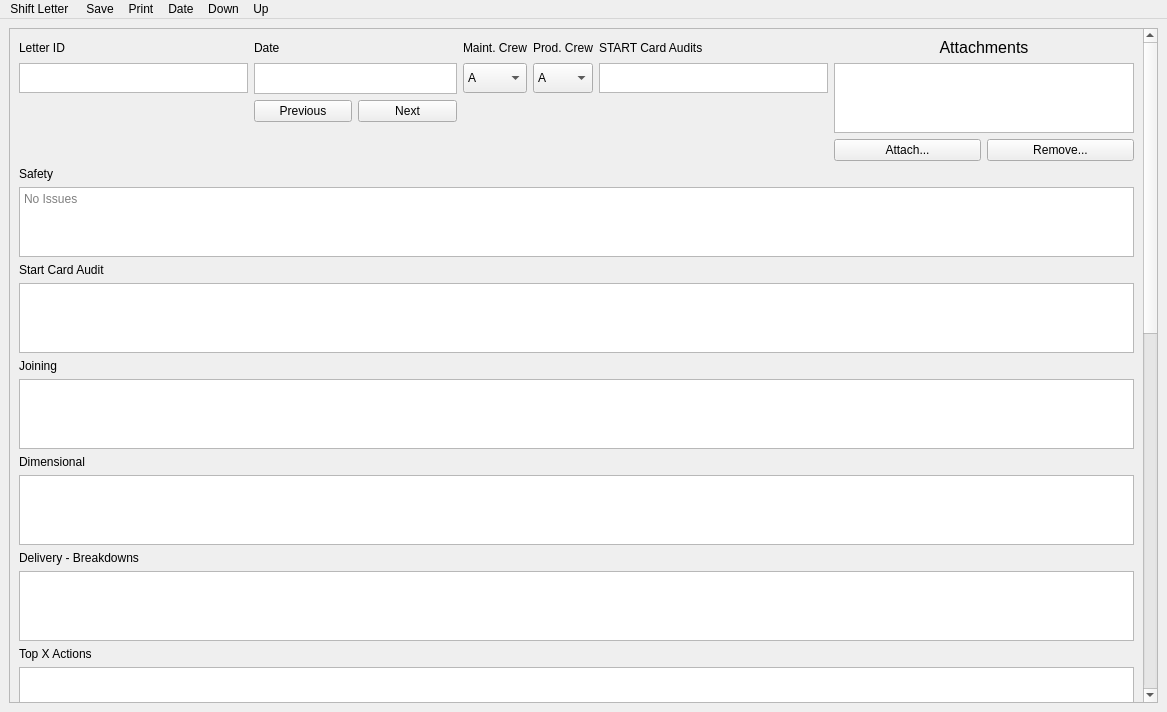
Before: the Qt Designer form Python Night Letter/TestMain.ui in jkotter1/python-shift-letter, drawn with Qt 5.
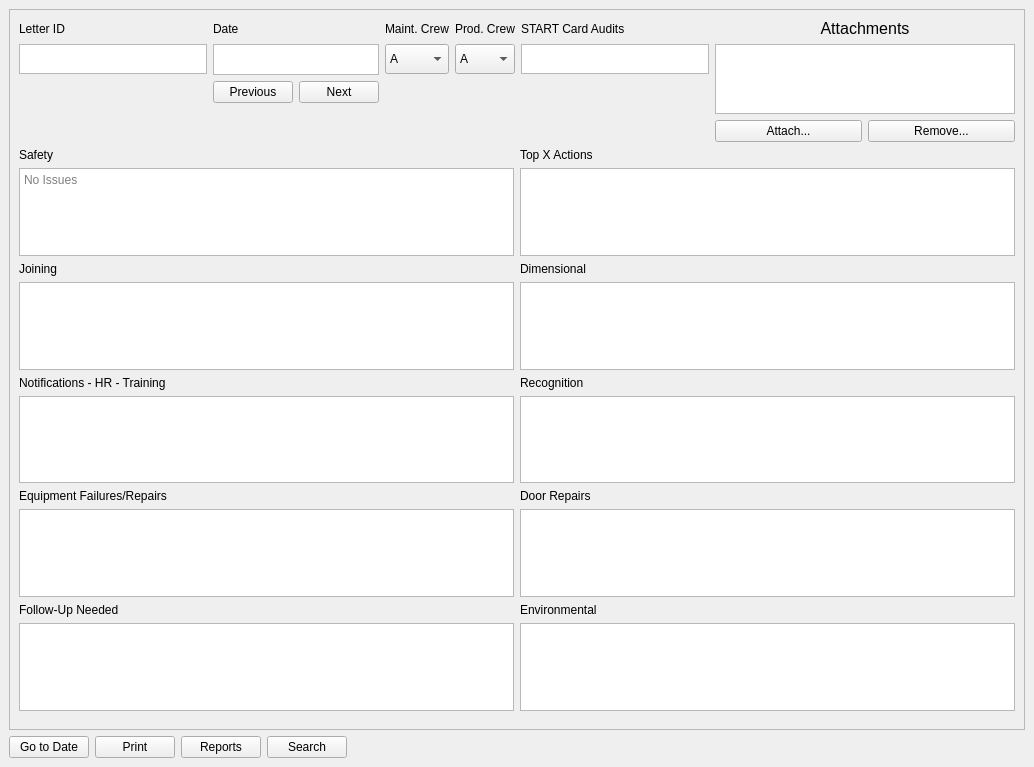
After: the same form once the commit is applied.

Commit message:
Modified Text Field Layout
Removed unused fields and changed the layout of the text fields to two columns to reduce scrolling. This required modification of the function that finds all the fields that need to be modified for saving/loading/etc. Currently the allWidgets function looks in 4 hard-coded layouts for widgets to list. At some point, it would be nice to have it search the whole window programmatically, instead of just the hard-coded areas.

The edit to the form file:
```diff
--- a/Python Night Letter/TestMain.ui
+++ b/Python Night Letter/TestMain.ui
@@ -6,10 +6,16 @@
    <rect>
     <x>0</x>
     <y>0</y>
-    <width>1167</width>
-    <height>712</height>
+    <width>1034</width>
+    <height>767</height>
    </rect>
   </property>
+  <property name="sizePolicy">
+   <sizepolicy hsizetype="Expanding" vsizetype="Expanding">
+    <horstretch>0</horstretch>
+    <verstretch>0</verstretch>
+   </sizepolicy>
+  </property>
   <property name="windowTitle">
    <string>Night Letter</string>
   </property>
@@ -17,10 +23,14 @@
    <string notr="true"/>
   </property>
   <widget class="QWidget" name="centralwidget">
-   <layout class="QHBoxLayout" name="horizontalLayout">
-    <item>
-     <layout class="QVBoxLayout" name="verticalLayout">
-      <item>
+   <property name="sizePolicy">
+    <sizepolicy hsizetype="Expanding" vsizetype="Expanding">
+     <horstretch>0</horstretch>
+     <verstretch>0</verstretch>
+    </sizepolicy>
+   </property>
+   <layout class="QGridLayout" name="gridLayout_3">
+    <item row="0" column="0">
        <widget class="QScrollArea" name="scrollArea">
         <property name="styleSheet">
          <string notr="true"/>
@@ -28,62 +38,50 @@
         <property name="widgetResizable">
          <bool>true</bool>
         </property>
-        <widget class="QWidget" name="scrollAreaWidgetContents_2">
+      <widget class="QWidget" name="scrollAreaWidgetContents">
          <property name="geometry">
           <rect>
            <x>0</x>
            <y>0</y>
-           <width>1271</width>
-           <height>2024</height>
-          </rect>
-         </property>
+         <width>1128</width>
+         <height>876</height>
+        </rect>
+       </property>
+       <property name="sizePolicy">
+        <sizepolicy hsizetype="Expanding" vsizetype="Expanding">
+         <horstretch>0</horstretch>
+         <verstretch>0</verstretch>
+        </sizepolicy>
+       </property>
          <layout class="QGridLayout" name="gridLayout_4">
+        <property name="sizeConstraint">
+         <enum>QLayout::SetNoConstraint</enum>
+        </property>
           <item row="0" column="0">
-           <layout class="QHBoxLayout" name="horizontalLayout_2">
+         <layout class="QHBoxLayout" name="HorizLayoutContainer">
+          <property name="sizeConstraint">
+           <enum>QLayout::SetNoConstraint</enum>
+          </property>
             <item>
-             <layout class="QVBoxLayout" name="verticalLayout_3">
+           <layout class="QVBoxLayout" name="VertLayoutContainer">
+            <property name="sizeConstraint">
+             <enum>QLayout::SetNoConstraint</enum>
+            </property>
               <property name="bottomMargin">
                <number>9</number>
               </property>
               <item>
-               <layout class="QGridLayout" name="WidgetGridLayout">
-                <item row="19" column="0" colspan="8">
-                 <widget class="QTextEdit" name="Breakdowns"/>
-                </item>
-                <item row="32" column="0" colspan="2">
-                 <widget class="QLabel" name="EquipRepairsLabel">
-                  <property name="text">
-                   <string>Equipment Repairs</string>
-                  </property>
-                 </widget>
-                </item>
-                <item row="12" column="0">
-                 <widget class="QLabel" name="STARTCardAuditLabel">
+             <layout class="QGridLayout" name="WidgetLayout1">
+              <property name="sizeConstraint">
+               <enum>QLayout::SetNoConstraint</enum>
+              </property>
+              <item row="5" column="1">
+               <widget class="QPushButton" name="PrevRecordPB">
                   <property name="text">
-                   <string>Start Card Audit</string>
+                 <string>Previous</string>
                   </property>
                  </widget>
                 </item>
-                <item row="36" column="0" colspan="2">
-                 <widget class="QLabel" name="EnvironmentalLabel">
-                  <property name="text">
-                   <string>Environmental</string>
-                  </property>
-                 </widget>
-                </item>
-                <item row="21" column="0" colspan="8">
-                 <widget class="QTextEdit" name="TopXActions"/>
-                </item>
-                <item row="24" column="0" colspan="2">
-                 <widget class="QLabel" name="RecognitionLabel">
-                  <property name="text">
-                   <string>Recognition</string>
-                  </property>
-                 </widget>
-                </item>
-                <item row="35" column="0" colspan="8">
-                 <widget class="QTextEdit" name="FollowUp"/>
-                </item>
                 <item row="5" column="2">
                  <widget class="QPushButton" name="NextRecordPB">
                   <property name="text">
@@ -91,32 +89,69 @@
                   </property>
                  </widget>
                 </item>
-                <item row="27" column="0" colspan="8">
-                 <widget class="QTextEdit" name="Training"/>
-                </item>
-                <item row="14" column="0">
-                 <widget class="QLabel" name="JoiningLabel">
+              <item row="2" column="0">
+               <widget class="QLabel" name="LetterIDLabel">
+                <property name="maximumSize">
+                 <size>
+                  <width>120</width>
+                  <height>16777215</height>
+                 </size>
+                </property>
                   <property name="text">
-                   <string>Joining</string>
+                 <string>Letter ID</string>
                   </property>
                  </widget>
                 </item>
-                <item row="30" column="0" colspan="2">
-                 <widget class="QLabel" name="DoorRepairsLabel">
-                  <property name="text">
-                   <string>Door Repairs</string>
-                  </property>
-                 </widget>
-                </item>
-                <item row="22" column="0" colspan="2">
-                 <widget class="QLabel" name="ManningMaterialsLabel">
+              <item row="4" column="0">
+               <widget class="QTextEdit" name="LetterID">
+                <property name="maximumSize">
+                 <size>
+                  <width>16777215</width>
+                  <height>30</height>
+                 </size>
+                </property>
+                <property name="mouseTracking">
+                 <bool>false</bool>
+                </property>
+                <property name="tabChangesFocus">
+                 <bool>true</bool>
+                </property>
+                <property name="textInteractionFlags">
+                 <set>Qt::NoTextInteraction</set>
+                </property>
+               </widget>
+              </item>
+              <item row="7" column="7">
+               <widget class="QPushButton" name="RemoveAttachmentPB">
+                <property name="sizePolicy">
+                 <sizepolicy hsizetype="Expanding" vsizetype="Fixed">
+                  <horstretch>0</horstretch>
+                  <verstretch>0</verstretch>
+                 </sizepolicy>
+                </property>
                   <property name="text">
-                   <string>Manning/Materials</string>
+                 <string>Remove...</string>
                   </property>
                  </widget>
                 </item>
-                <item row="23" column="0" colspan="8">
-                 <widget class="QTextEdit" name="ManningMaterials"/>
+              <item row="2" column="6" colspan="2">
+               <widget class="QLabel" name="AttachmentsLabel">
+                <property name="sizePolicy">
+                 <sizepolicy hsizetype="Fixed" vsizetype="Preferred">
+                  <horstretch>0</horstretch>
+                  <verstretch>0</verstretch>
+                 </sizepolicy>
+                </property>
+                <property name="maximumSize">
+                 <size>
+                  <width>1000</width>
+                  <height>16777215</height>
+                 </size>
+                </property>
+                <property name="text">
+                 <string>&lt;html&gt;&lt;head/&gt;&lt;body&gt;&lt;p align=&quot;center&quot;&gt;&lt;span style=&quot; font-size:12pt;&quot;&gt;Attachments&lt;/span&gt;&lt;/p&gt;&lt;/body&gt;&lt;/html&gt;</string>
+                </property>
+               </widget>
                 </item>
                 <item row="2" column="4">
                  <widget class="QLabel" name="ProdShiftLabel">
@@ -131,9 +166,6 @@
                   </property>
                  </widget>
                 </item>
-                <item row="29" column="0" colspan="8">
-                 <widget class="QTextEdit" name="EquipFailures"/>
-                </item>
                 <item row="2" column="3">
                  <widget class="QLabel" name="MaintCrewLabel">
                   <property name="maximumSize">
@@ -147,30 +179,6 @@
                   </property>
                  </widget>
                 </item>
-                <item row="26" column="0" colspan="2">
-                 <widget class="QLabel" name="TrainingLabel">
-                  <property name="text">
-                   <string>Notifications - HR - Training</string>
-                  </property>
-                 </widget>
-                </item>
-                <item row="5" column="1">
-                 <widget class="QPushButton" name="PrevRecordPB">
-                  <property name="text">
-                   <string>Previous</string>
-                  </property>
-                 </widget>
-                </item>
-                <item row="4" column="5">
-                 <widget class="QTextEdit" name="STARTAuditCount">
-                  <property name="maximumSize">
-                   <size>
-                    <width>16777215</width>
-                    <height>30</height>
-                   </size>
-                  </property>
-                 </widget>
-                </item>
                 <item row="2" column="5">
                  <widget class="QLabel" name="STARTAuditCountLabel">
                   <property name="maximumSize">
@@ -184,23 +192,13 @@
                   </property>
                  </widget>
                 </item>
-                <item row="28" column="0" colspan="2">
-                 <widget class="QLabel" name="EquipFailuresLabel">
-                  <property name="text">
-                   <string>Equipment Failures</string>
-                  </property>
-                 </widget>
-                </item>
-                <item row="37" column="0" colspan="8">
-                 <widget class="QTextEdit" name="Environmental"/>
-                </item>
-                <item row="33" column="0" colspan="8">
-                 <widget class="QTextEdit" name="EquipRepairs"/>
-                </item>
-                <item row="2" column="1" colspan="2">
-                 <widget class="QLabel" name="DateLabel">
-                  <property name="text">
-                   <string>Date</string>
+              <item row="4" column="5">
+               <widget class="QTextEdit" name="STARTAuditCount">
+                <property name="maximumSize">
+                 <size>
+                  <width>16777215</width>
+                  <height>30</height>
+                 </size>
                   </property>
                  </widget>
                 </item>
@@ -213,10 +211,37 @@
                    </size>
                   </property>
                   <property name="textInteractionFlags">
-                   <set>Qt::TextSelectableByKeyboard|Qt::TextSelectableByMouse</set>
+                 <set>Qt::TextEditorInteraction</set>
                   </property>
                  </widget>
                 </item>
+              <item row="2" column="1" colspan="2">
+               <widget class="QLabel" name="DateLabel">
+                <property name="text">
+                 <string>Date</string>
+                </property>
+               </widget>
+              </item>
+              <item row="4" column="4">
+               <widget class="QComboBox" name="ProdShift">
+                <property name="maximumSize">
+                 <size>
+                  <width>16777215</width>
+                  <height>30</height>
+                 </size>
+                </property>
+                <item>
+                 <property name="text">
+                  <string>A</string>
+                 </property>
+                </item>
+                <item>
+                 <property name="text">
+                  <string>B</string>
+                 </property>
+                </item>
+               </widget>
+              </item>
                 <item row="4" column="3">
                  <widget class="QComboBox" name="MaintCrew">
                   <property name="maximumSize">
@@ -247,33 +272,6 @@
                   </item>
                  </widget>
                 </item>
-                <item row="4" column="4">
-                 <widget class="QComboBox" name="ProdShift">
-                  <property name="maximumSize">
-                   <size>
-                    <width>16777215</width>
-                    <height>30</height>
-                   </size>
-                  </property>
-                  <item>
-                   <property name="text">
-                    <string>A</string>
-                   </property>
-                  </item>
-                  <item>
-                   <property name="text">
-                    <string>B</string>
-                   </property>
-                  </item>
-                 </widget>
-                </item>
-                <item row="16" column="0" colspan="2">
-                 <widget class="QLabel" name="DimensionalLabel">
-                  <property name="text">
-                   <string>Dimensional</string>
-                  </property>
-                 </widget>
-                </item>
                 <item row="4" column="6" rowspan="3" colspan="2">
                  <widget class="QTextBrowser" name="Attachments">
                   <property name="minimumSize">
@@ -284,132 +282,137 @@
                   </property>
                  </widget>
                 </item>
-                <item row="2" column="6" colspan="2">
-                 <widget class="QLabel" name="AttachmentsLabel">
-                  <property name="maximumSize">
-                   <size>
-                    <width>1000</width>
-                    <height>16777215</height>
-                   </size>
+              <item row="7" column="6">
+               <widget class="QPushButton" name="AttachmentPB">
+                <property name="sizePolicy">
+                 <sizepolicy hsizetype="Expanding" vsizetype="Fixed">
+                  <horstretch>0</horstretch>
+                  <verstretch>0</verstretch>
+                 </sizepolicy>
                   </property>
                   <property name="text">
-                   <string>&lt;html&gt;&lt;head/&gt;&lt;body&gt;&lt;p align=&quot;center&quot;&gt;&lt;span style=&quot; font-size:12pt;&quot;&gt;Attachments&lt;/span&gt;&lt;/p&gt;&lt;/body&gt;&lt;/html&gt;</string>
+                 <string>Attach...</string>
                   </property>
                  </widget>
                 </item>
-                <item row="18" column="0" colspan="2">
-                 <widget class="QLabel" name="BreakdownsLabel">
+             </layout>
+            </item>
+            <item>
+             <layout class="QHBoxLayout" name="TextEntryArea">
+              <item>
+               <layout class="QVBoxLayout" name="WidgetLayout2">
+                <item>
+                 <widget class="QLabel" name="SafetyLabel">
                   <property name="text">
-                   <string>Delivery - Breakdowns</string>
+                   <string>Safety</string>
                   </property>
                  </widget>
                 </item>
-                <item row="11" column="0" colspan="8">
+                <item>
                  <widget class="QTextEdit" name="Safety">
-                  <property name="maximumSize">
-                   <size>
-                    <width>16777215</width>
-                    <height>1002</height>
-                   </size>
-                  </property>
-                  <property name="toolTip">
-                   <string>Safety Related Incidents and Notifications</string>
-                  </property>
                   <property name="sizeAdjustPolicy">
-                   <enum>QAbstractScrollArea::AdjustToContents</enum>
-                  </property>
-                  <property name="tabChangesFocus">
-                   <bool>true</bool>
-                  </property>
-                  <property name="textInteractionFlags">
-                   <set>Qt::LinksAccessibleByKeyboard|Qt::LinksAccessibleByMouse|Qt::TextBrowserInteraction|Qt::TextEditable|Qt::TextEditorInteraction|Qt::TextSelectableByKeyboard|Qt::TextSelectableByMouse</set>
+                   <enum>QAbstractScrollArea::AdjustIgnored</enum>
                   </property>
                   <property name="placeholderText">
                    <string>No Issues</string>
                   </property>
                  </widget>
                 </item>
-                <item row="2" column="0">
-                 <widget class="QLabel" name="LetterIDLabel">
-                  <property name="maximumSize">
-                   <size>
-                    <width>120</width>
-                    <height>16777215</height>
-                   </size>
-                  </property>
+                <item>
+                 <widget class="QLabel" name="JoiningLabel">
                   <property name="text">
-                   <string>Letter ID</string>
+                   <string>Joining</string>
                   </property>
                  </widget>
                 </item>
-                <item row="15" column="0" colspan="8">
+                <item>
                  <widget class="QTextEdit" name="Joining"/>
                 </item>
-                <item row="17" column="0" colspan="8">
-                 <widget class="QTextEdit" name="Dimensional"/>
+                <item>
+                 <widget class="QLabel" name="TrainingLabel">
+                  <property name="text">
+                   <string>Notifications - HR - Training</string>
+                  </property>
+                 </widget>
                 </item>
-                <item row="25" column="0" colspan="8">
-                 <widget class="QTextEdit" name="Recognition"/>
+                <item>
+                 <widget class="QTextEdit" name="Training"/>
                 </item>
-                <item row="4" column="0">
-                 <widget class="QTextEdit" name="LetterID">
-                  <property name="maximumSize">
-                   <size>
-                    <width>16777215</width>
-                    <height>30</height>
-                   </size>
+                <item>
+                 <widget class="QLabel" name="EquipRepairsLabel">
+                  <property name="text">
+                   <string>Equipment Failures/Repairs</string>
                   </property>
-                  <property name="mouseTracking">
-                   <bool>false</bool>
-                  </property>
-                  <property name="tabChangesFocus">
-                   <bool>true</bool>
-                  </property>
-                  <property name="textInteractionFlags">
-                   <set>Qt::NoTextInteraction</set>
-                  </property>
                  </widget>
                 </item>
-                <item row="34" column="0" colspan="2">
+                <item>
+                 <widget class="QTextEdit" name="EquipRepairs"/>
+                </item>
+                <item>
                  <widget class="QLabel" name="FollowUpLabel">
                   <property name="text">
                    <string>Follow-Up Needed</string>
                   </property>
                  </widget>
                 </item>
-                <item row="20" column="0" colspan="2">
+                <item>
+                 <widget class="QTextEdit" name="FollowUp"/>
+                </item>
+               </layout>
+              </item>
+              <item>
+               <layout class="QVBoxLayout" name="WidgetLayout3">
+                <item>
                  <widget class="QLabel" name="TopXActionsLabel">
                   <property name="text">
                    <string>Top X Actions</string>
                   </property>
                  </widget>
                 </item>
-                <item row="13" column="0" colspan="8">
-                 <widget class="QTextEdit" name="STARTCardAudit"/>
+                <item>
+                 <widget class="QTextEdit" name="TopXActions"/>
                 </item>
-                <item row="31" column="0" colspan="8">
+                <item>
+                 <widget class="QLabel" name="DimensionalLabel">
+                  <property name="text">
+                   <string>Dimensional</string>
+                  </property>
+                 </widget>
+                </item>
+                <item>
+                 <widget class="QTextEdit" name="Dimensional"/>
+                </item>
+                <item>
+                 <widget class="QLabel" name="RecognitionLabel">
+                  <property name="text">
+                   <string>Recognition</string>
+                  </property>
+                 </widget>
+                </item>
+                <item>
+                 <widget class="QTextEdit" name="Recognition"/>
+                </item>
+                <item>
+                 <widget class="QLabel" name="DoorRepairsLabel">
+                  <property name="text">
+                   <string>Door Repairs</string>
+                  </property>
+                 </widget>
+                </item>
+                <item>
                  <widget class="QTextEdit" name="DoorRepairs"/>
                 </item>
-                <item row="7" column="6">
-                 <widget class="QPushButton" name="AttachmentPB">
+                <item>
+                 <widget class="QLabel" name="EnvironmentalLabel">
                   <property name="text">
-                   <string>Attach...</string>
+                   <string>Environmental</string>
                   </property>
                  </widget>
                 </item>
-                <item row="7" column="7">
-                 <widget class="QPushButton" name="RemoveAttachmentPB">
-                  <property name="text">
-                   <string>Remove...</string>
-                  </property>
-                 </widget>
+                <item>
+                 <widget class="QTextEdit" name="Environmental"/>
                 </item>
-                <item row="10" column="0" colspan="8">
-                 <widget class="QLabel" name="SafetyLabel">
-                  <property name="text">
-                   <string>Safety</string>
-                  </property>
-                 </widget>
+               </layout>
                 </item>
                </layout>
               </item>
@@ -421,71 +424,79 @@
         </widget>
        </widget>
       </item>
-     </layout>
-    </item>
-   </layout>
-  </widget>
-  <widget class="QMenuBar" name="menubar">
-   <property name="geometry">
-    <rect>
-     <x>0</x>
-     <y>0</y>
-     <width>1167</width>
-     <height>37</height>
-    </rect>
-   </property>
-   <widget class="QMenu" name="menuNight_Letter">
-    <property name="title">
-     <string>Shift Letter </string>
-    </property>
-    <widget class="QMenu" name="menuOption_2">
-     <property name="title">
-      <string>Shutdown Form</string>
-     </property>
-     <addaction name="actionOption_A"/>
-     <addaction name="separator"/>
-     <addaction name="actionOption_B"/>
-    </widget>
-    <addaction name="separator"/>
-    <addaction name="menuOption_2"/>
-    <addaction name="separator"/>
-    <addaction name="actionOption_3"/>
-    <addaction name="separator"/>
-    <addaction name="actionStartup_Checklist"/>
-    <addaction name="actionRecognition"/>
-    <addaction name="actionStart_Card_Report"/>
-   </widget>
-   <widget class="QMenu" name="menuSave">
-    <property name="title">
-     <string>Save</string>
-    </property>
-   </widget>
-   <widget class="QMenu" name="menuPrint">
-    <property name="title">
+    <item row="1" column="0">
+     <layout class="QGridLayout" name="WidgetLayout4">
+      <property name="verticalSpacing">
+       <number>8</number>
+      </property>
+      <item row="0" column="0">
+       <widget class="QPushButton" name="GoToDate">
+        <property name="maximumSize">
+         <size>
+          <width>300</width>
+          <height>16777215</height>
+         </size>
+        </property>
+        <property name="text">
+         <string>Go to Date</string>
+        </property>
+       </widget>
+      </item>
+      <item row="0" column="2">
+       <widget class="QPushButton" name="ReportsButton">
+        <property name="maximumSize">
+         <size>
+          <width>300</width>
+          <height>16777215</height>
+         </size>
+        </property>
+        <property name="text">
+         <string>Reports</string>
+        </property>
+       </widget>
+      </item>
+      <item row="0" column="1">
+       <widget class="QPushButton" name="PrintButton">
+        <property name="maximumSize">
+         <size>
+          <width>300</width>
+          <height>16777215</height>
+         </size>
+        </property>
+        <property name="text">
      <string>Print</string>
     </property>
    </widget>
-   <widget class="QMenu" name="menuDate">
-    <property name="title">
-     <string>Date</string>
-    </property>
-   </widget>
-   <widget class="QMenu" name="menuDown">
-    <property name="title">
-     <string>Down</string>
-    </property>
-   </widget>
-   <widget class="QMenu" name="menuUp">
-    <property name="title">
-     <string>Up</string>
-    </property>
-   </widget>
-   <addaction name="menuNight_Letter"/>
-   <addaction name="menuSave"/>
-   <addaction name="menuPrint"/>
-   <addaction name="menuDate"/>
-   <addaction name="menuDown"/>
-   <addaction name="menuUp"/>
+      </item>
+      <item row="0" column="3">
+       <widget class="QPushButton" name="SearchButton">
+        <property name="maximumSize">
+         <size>
+          <width>300</width>
+          <height>16777215</height>
+         </size>
+        </property>
+        <property name="text">
+         <string>Search</string>
+        </property>
+       </widget>
+      </item>
+      <item row="0" column="4">
+       <spacer name="horizontalSpacer">
+        <property name="orientation">
+         <enum>Qt::Horizontal</enum>
+        </property>
+        <property name="sizeHint" stdset="0">
+         <size>
+          <width>40</width>
+          <height>20</height>
+         </size>
+        </property>
+       </spacer>
+      </item>
+     </layout>
+    </item>
+   </layout>
   </widget>
   <action name="actionOption_3">
    <property name="text">
@@ -517,6 +528,16 @@
     <string>Start Card Report</string>
    </property>
   </action>
+  <action name="actionSTART_Card_Audit_Report">
+   <property name="text">
+    <string>START Card Audit</string>
+   </property>
+  </action>
+  <action name="actionRecognition_Report">
+   <property name="text">
+    <string>Recognition</string>
+   </property>
+  </action>
  </widget>
  <resources/>
  <connections>
```
Left out of the diff: 292 changed lines with no effect on the pictures. Lines whose indentation alone changed are shown as unchanged. The commit also changes 4 other files.
